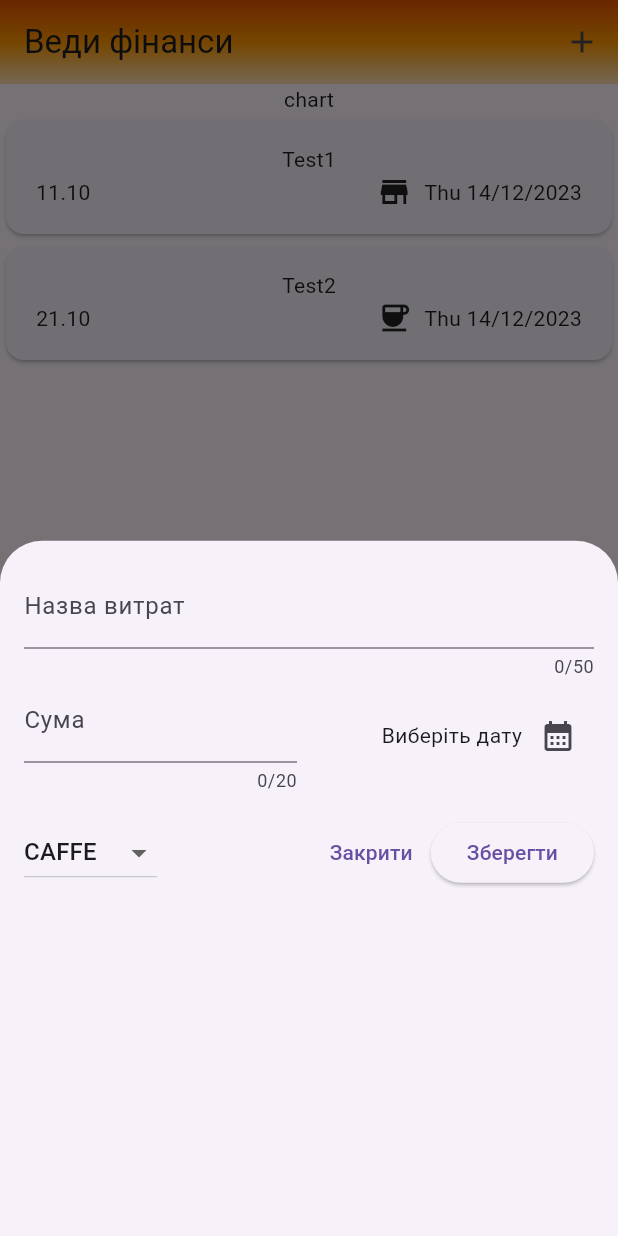
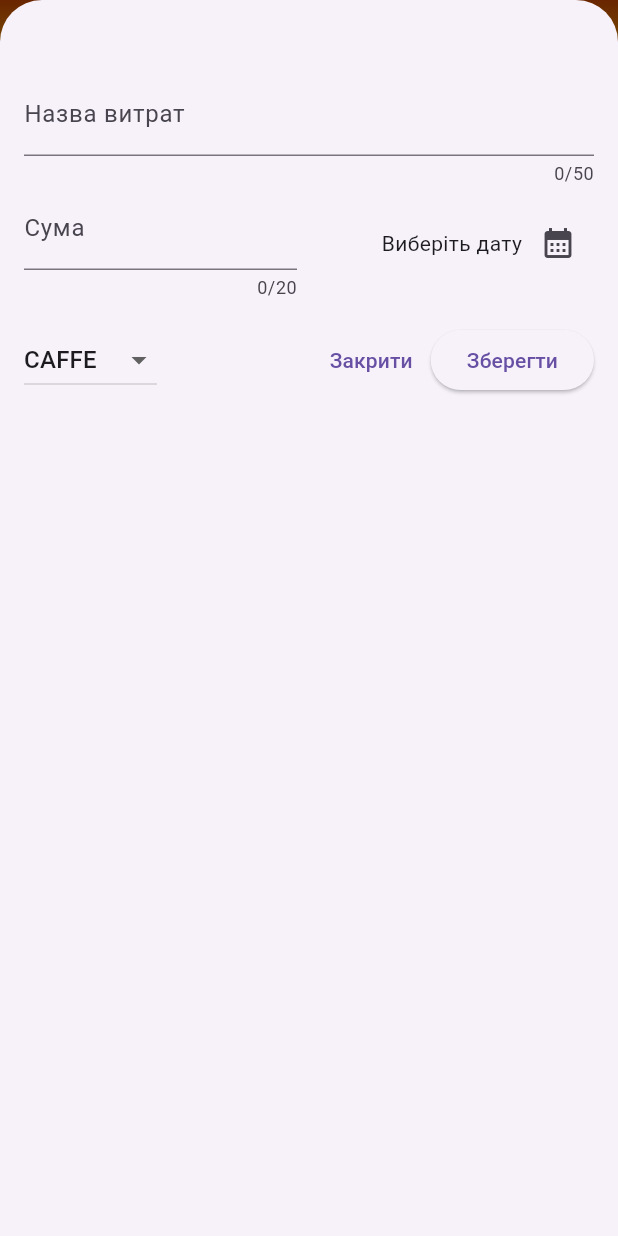
Before and after one commit to Xavries/expenses_app, a Flutter app: the screen it shows after launch, after a tap on the "add" icon, on a phone screen of 412 x 824 dp. Run offline on Flutter 3.47's test engine with Material 3 defaults, Android fonts, the phone set to English and light mode, and no system bars.

Commit message:
add new expense

```diff
--- a/lib/widgets/expenses.dart
+++ b/lib/widgets/expenses.dart
@@ -23,9 +23,16 @@ class _ExpensesState extends State<Expenses> {
 
   void _openAddExpense() {
       showModalBottomSheet(
+        isScrollControlled: true,
         context: context,
-        builder: (ctx) => const NewExpense()
+        builder: (ctx) => NewExpense(onAddExpense: _addExpense,)
       );
+  }
+
+  void _addExpense(Expense newExpense) {
+    setState(() {
+      _registeredExpenses.add(newExpense);
+    });
   }
 
   @override
--- a/lib/widgets/new_expense.dart
+++ b/lib/widgets/new_expense.dart
@@ -2,7 +2,9 @@ import 'package:expenses_app/models/expense.dart';
 import 'package:flutter/material.dart';
 
 class NewExpense extends StatefulWidget {
-  const NewExpense({super.key});
+  const NewExpense({super.key, required this.onAddExpense});
+
+  final void Function(Expense newExpense) onAddExpense;
 
   @override
   State<NewExpense> createState() {
@@ -41,6 +43,15 @@ class _NewExpenseState extends State<NewExpense> {
       ));
       return;
     }
+
+    widget.onAddExpense(Expense(
+      title: _titleController.text,
+      amount: enteredAmount,
+      date: _selectedDate!,
+      category: _selectedCategory
+      ));
+
+    Navigator.pop(context);
   }
 
   @override
@@ -53,7 +64,7 @@ class _NewExpenseState extends State<NewExpense> {
   @override
   Widget build(BuildContext context) {
     return Padding(
-      padding: EdgeInsets.all(16),
+      padding: const EdgeInsets.fromLTRB(16, 48, 16, 16),
       child: Column(
         children: [
           TextField(
```
